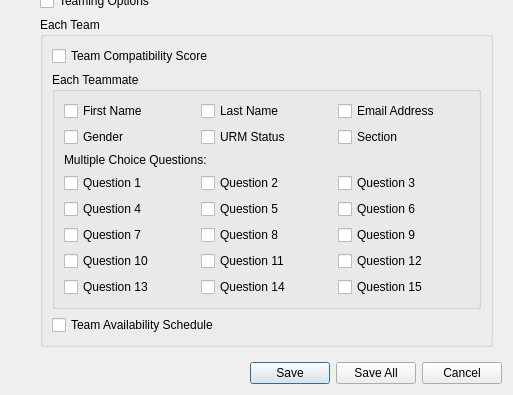
Before: the Qt Designer form dialogs/whichFilesDialog.ui in gruepr/gruepr, drawn with Qt 5; both pictures show x 0 to 513 and y 319 to 714 of the 513 by 714 pixel window.
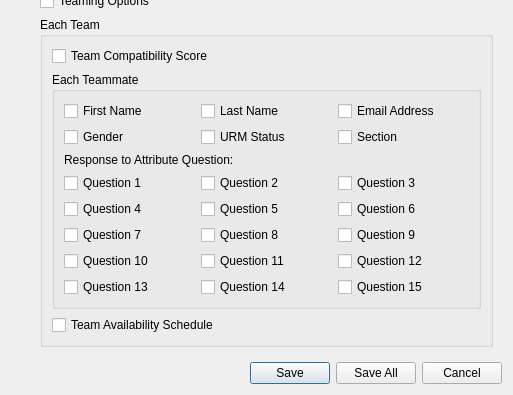
After: the same form once the commit is applied.

The edit to the form file:
```diff
--- a/dialogs/whichFilesDialog.ui
+++ b/dialogs/whichFilesDialog.ui
@@ -163,7 +163,7 @@
             <item row="2" column="0" colspan="3">
              <widget class="QLabel" name="multipleChoiceLabel">
               <property name="text">
-               <string>Multiple Choice Questions:</string>
+               <string>Response to Attribute Question:</string>
               </property>
              </widget>
             </item>
```
Left out of the diff: 2 changed lines with no effect on the pictures.
